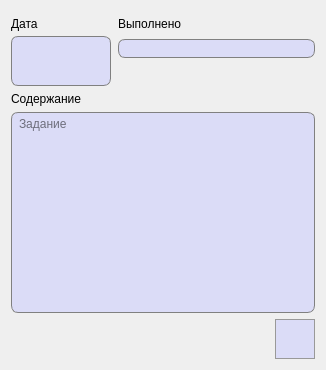
First picture: the form in AddTask.ui, repository FediiBohdan/TechService, before the edit.
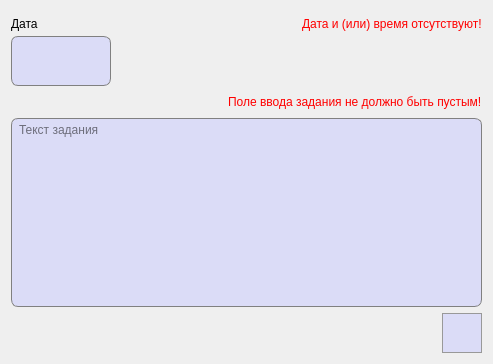
Second picture: the form after the edit. Icons and pictures are not drawn.

Commit message: TaskList is absolutely done

Diff of the .ui file:
```diff
--- a/AddTask.ui
+++ b/AddTask.ui
@@ -6,14 +6,14 @@
    <rect>
     <x>0</x>
     <y>0</y>
-    <width>326</width>
-    <height>370</height>
+    <width>493</width>
+    <height>364</height>
    </rect>
   </property>
   <property name="windowTitle">
    <string>Добавление задания</string>
   </property>
-  <layout class="QGridLayout" name="gridLayout_2">
+  <layout class="QGridLayout" name="gridLayout_3">
    <item row="0" column="0">
     <layout class="QGridLayout" name="gridLayout">
      <property name="horizontalSpacing">
@@ -22,32 +22,6 @@
      <property name="verticalSpacing">
       <number>0</number>
      </property>
-     <item row="0" column="0">
-      <widget class="QLabel" name="label_8">
-       <property name="minimumSize">
-        <size>
-         <width>0</width>
-         <height>25</height>
-        </size>
-       </property>
-       <property name="text">
-        <string>Дата</string>
-       </property>
-      </widget>
-     </item>
-     <item row="0" column="1">
-      <widget class="QLabel" name="label_2">
-       <property name="minimumSize">
-        <size>
-         <width>0</width>
-         <height>25</height>
-        </size>
-       </property>
-       <property name="text">
-        <string>Выполнено</string>
-       </property>
-      </widget>
-     </item>
      <item row="1" column="0">
       <widget class="QLineEdit" name="dateLine">
        <property name="minimumSize">
@@ -80,23 +54,6 @@
        </property>
       </widget>
      </item>
-     <item row="1" column="1">
-      <widget class="QLineEdit" name="isFulfilledLine">
-       <property name="font">
-        <font>
-         <pointsize>10</pointsize>
-        </font>
-       </property>
-       <property name="styleSheet">
-        <string notr="true">QLineEdit {
-	border: 1px solid gray;
-    border-radius: 7px;
-    background-color: #dbdcf7;
-	padding-left: 3px;
-}</string>
-       </property>
-      </widget>
-     </item>
      <item row="2" column="0">
       <widget class="QLineEdit" name="timeLine">
        <property name="minimumSize">
@@ -129,39 +86,72 @@
        </property>
       </widget>
      </item>
+     <item row="0" column="2">
+      <widget class="QLabel" name="dateErrorLabel">
+       <property name="font">
+        <font>
+         <pointsize>9</pointsize>
+        </font>
+       </property>
+       <property name="styleSheet">
+        <string notr="true">QLabel {
+	color: red;
+}</string>
+       </property>
+       <property name="text">
+        <string>Дата и (или) время отсутствуют!</string>
+       </property>
+      </widget>
+     </item>
+     <item row="0" column="0">
+      <widget class="QLabel" name="label_8">
+       <property name="minimumSize">
+        <size>
+         <width>0</width>
+         <height>25</height>
+        </size>
+       </property>
+       <property name="font">
+        <font>
+         <pointsize>9</pointsize>
+        </font>
+       </property>
+       <property name="text">
+        <string>Дата</string>
+       </property>
+      </widget>
+     </item>
+     <item row="0" column="1">
+      <spacer name="horizontalSpacer_3">
+       <property name="orientation">
+        <enum>Qt::Horizontal</enum>
+       </property>
+       <property name="sizeHint" stdset="0">
+        <size>
+         <width>40</width>
+         <height>20</height>
+        </size>
+       </property>
+      </spacer>
+     </item>
+     <item row="1" column="1" rowspan="2" colspan="2">
+      <spacer name="horizontalSpacer">
+       <property name="orientation">
+        <enum>Qt::Horizontal</enum>
+       </property>
+       <property name="sizeHint" stdset="0">
+        <size>
+         <width>40</width>
+         <height>20</height>
+        </size>
+       </property>
+      </spacer>
+     </item>
     </layout>
    </item>
    <item row="1" column="0">
-    <layout class="QGridLayout" name="gridLayout_3">
-     <item row="1" column="0" colspan="2">
-      <widget class="QTextEdit" name="contentLine">
-       <property name="styleSheet">
-        <string notr="true">QTextEdit {
-	border: 1px solid gray;
-    border-radius: 7px;
-    background-color: #dbdcf7;
-	padding-left: 3px;
-}</string>
-       </property>
-       <property name="placeholderText">
-        <string>Задание</string>
-       </property>
-      </widget>
-     </item>
-     <item row="2" column="0">
-      <spacer name="horizontalSpacer_2">
-       <property name="orientation">
-        <enum>Qt::Horizontal</enum>
-       </property>
-       <property name="sizeHint" stdset="0">
-        <size>
-         <width>40</width>
-         <height>20</height>
-        </size>
-       </property>
-      </spacer>
-     </item>
-     <item row="2" column="1">
+    <layout class="QGridLayout" name="gridLayout_2">
+     <item row="2" column="3">
       <widget class="QPushButton" name="createTaskButton">
        <property name="minimumSize">
         <size>
@@ -206,13 +196,81 @@
        </property>
       </widget>
      </item>
-     <item row="0" column="0" colspan="2">
-      <widget class="QLabel" name="label">
+     <item row="0" column="1" colspan="3">
+      <widget class="QLabel" name="contentErrorLabel">
+       <property name="minimumSize">
+        <size>
+         <width>0</width>
+         <height>20</height>
+        </size>
+       </property>
+       <property name="font">
+        <font>
+         <pointsize>9</pointsize>
+        </font>
+       </property>
+       <property name="styleSheet">
+        <string notr="true">QLabel {
+	color: red;
+}</string>
+       </property>
        <property name="text">
-        <string>Содержание</string>
+        <string>Поле ввода задания не должно быть пустым!</string>
        </property>
       </widget>
      </item>
+     <item row="0" column="0">
+      <spacer name="horizontalSpacer_4">
+       <property name="orientation">
+        <enum>Qt::Horizontal</enum>
+       </property>
+       <property name="sizeHint" stdset="0">
+        <size>
+         <width>40</width>
+         <height>20</height>
+        </size>
+       </property>
+      </spacer>
+     </item>
+     <item row="1" column="0" colspan="4">
+      <widget class="QTextEdit" name="contentLine">
+       <property name="minimumSize">
+        <size>
+         <width>0</width>
+         <height>0</height>
+        </size>
+       </property>
+       <property name="font">
+        <font>
+         <pointsize>9</pointsize>
+        </font>
+       </property>
+       <property name="styleSheet">
+        <string notr="true">QTextEdit {
+	border: 1px solid gray;
+    border-radius: 7px;
+    background-color: #dbdcf7;
+	padding-left: 3px;
+}</string>
+       </property>
+       <property name="placeholderText">
+        <string>Текст задания</string>
+       </property>
+      </widget>
+     </item>
+     <item row="2" column="0" colspan="3">
+      <spacer name="horizontalSpacer_2">
+       <property name="orientation">
+        <enum>Qt::Horizontal</enum>
+       </property>
+       <property name="sizeHint" stdset="0">
+        <size>
+         <width>40</width>
+         <height>20</height>
+        </size>
+       </property>
+      </spacer>
+     </item>
     </layout>
    </item>
   </layout>
```
The commit also changes 10 other files.
